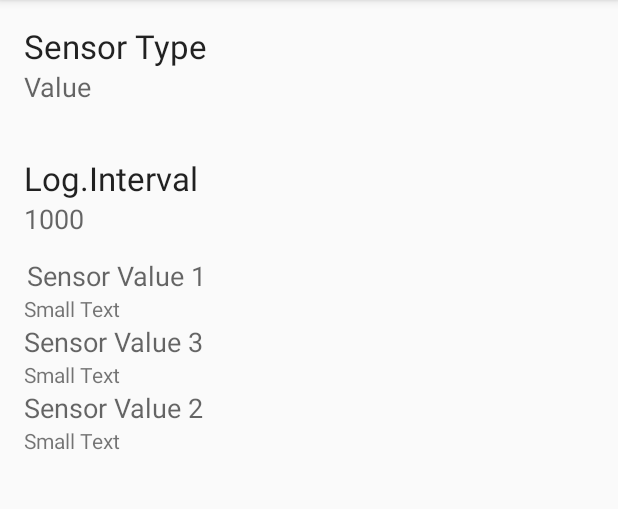
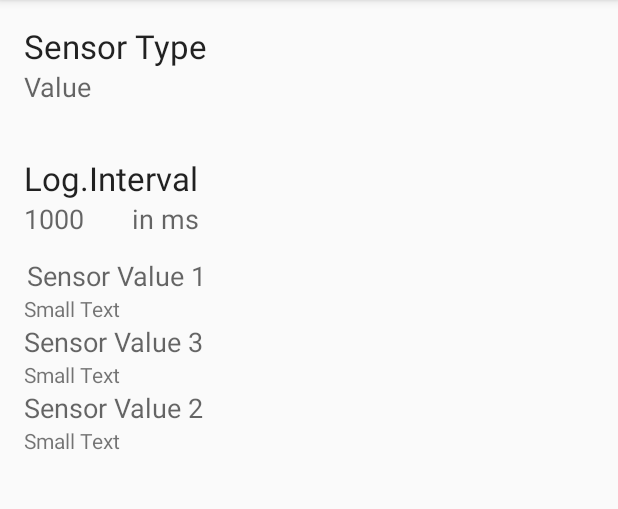
Before and after one commit to Soily/SensorLogger, an Android app: the screen it shows after launch (MainActivity), on a phone screen of 412 x 824 dp, the part 84-593 px from its top. Run offline under Robolectric (Android 15) with nearby library versions, the phone set to English and light mode, and no system bars; 1 statement that could not run was skipped.

Commit message:
Add "in ms" to logging interval

```diff
--- a/app/src/main/res/layout/activity_main.xml
+++ b/app/src/main/res/layout/activity_main.xml
@@ -130,4 +130,14 @@
         android:layout_below="@+id/textView2"
         android:layout_alignRight="@+id/textView" />
 
+    <TextView
+        android:layout_width="wrap_content"
+        android:layout_height="wrap_content"
+        android:textAppearance="?android:attr/textAppearanceMedium"
+        android:text="@string/LoggingInterval_ms"
+        android:id="@+id/textView12"
+        android:layout_below="@+id/textView6"
+        android:layout_alignRight="@+id/textView6"
+        android:layout_alignEnd="@+id/textView6" />
+
 </RelativeLayout>
--- a/app/src/main/res/values/strings.xml
+++ b/app/src/main/res/values/strings.xml
@@ -13,7 +13,7 @@
     <string name="Sensor_Value2">Sensor Value 2</string>
     <string name="Sensor_Value3">Sensor Value 3</string>
     <string name="StartStopLog">Start/Stop Logging</string>
-
+    <string name="LoggingInterval_ms"> in ms</string>
 
     // Strings for Settings
     <string name="Settings_100ms">100 ms</string>
```
